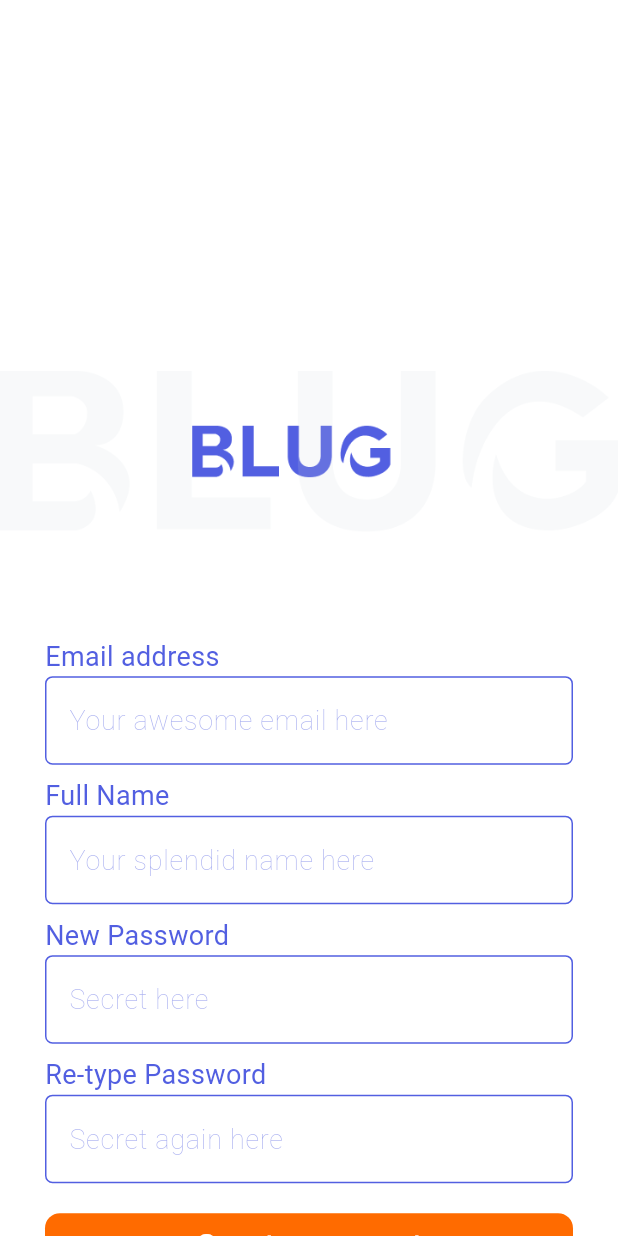
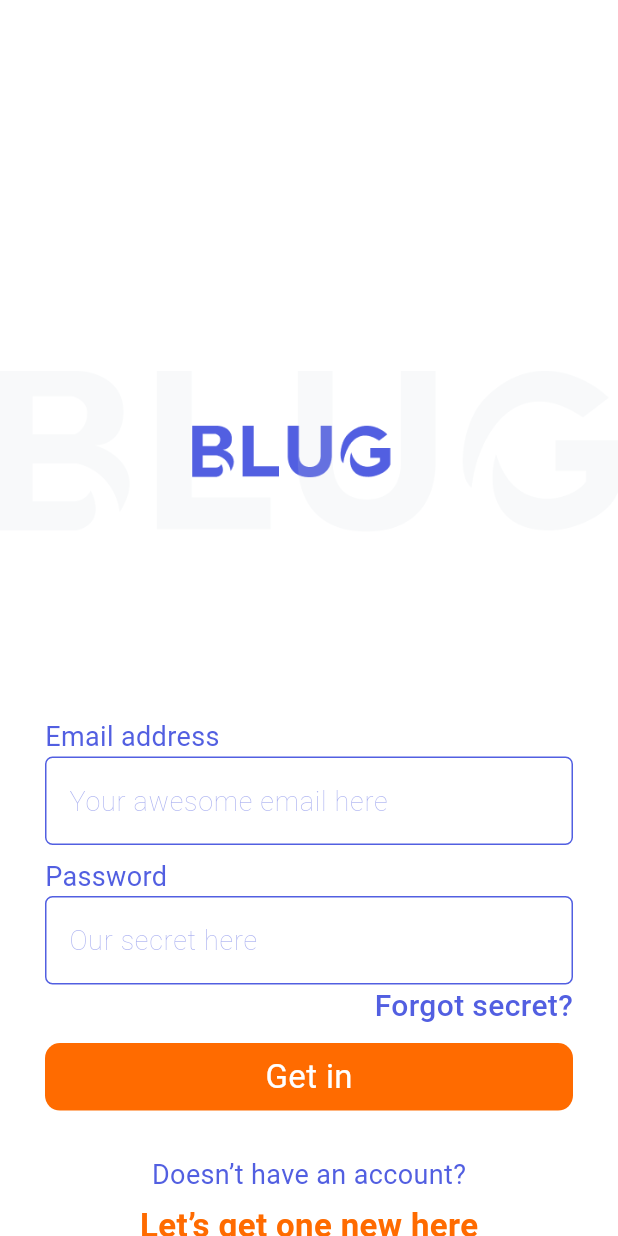
Before and after one commit to dhrisyapn/blug, a Flutter app: the screen it shows after launch, on a phone screen of 412 x 824 dp. Run offline on Flutter 3.47's test engine with Material 3 defaults, Android fonts, the light colour scheme and no system bars; Roboto replaces fonts that are missing (Alumni Sans).

Commit message:
content added to login page

```diff
--- a/lib/login.dart
+++ b/lib/login.dart
@@ -10,6 +10,168 @@ class LoginPage extends StatefulWidget {
 class _LoginPageState extends State<LoginPage> {
   @override
   Widget build(BuildContext context) {
-    return Scaffold();
+    return Scaffold(
+      body: SingleChildScrollView(
+        child: Column(
+          mainAxisAlignment: MainAxisAlignment.end,
+          children: [
+            SizedBox(
+              height: MediaQuery.of(context).size.height * 0.3,
+            ),
+            Image.asset('assets/Group 12.png'),
+            SizedBox(
+              height: MediaQuery.of(context).size.height * 0.15,
+            ),
+            Padding(
+              padding: const EdgeInsets.only(left: 30, right: 30),
+              child: Column(
+                crossAxisAlignment: CrossAxisAlignment.start,
+                children: [
+                  Text(
+                    'Email address',
+                    style: TextStyle(
+                      color: Color(0xFF525FE1),
+                      fontSize: 18,
+                      fontFamily: 'Alumni Sans',
+                      fontWeight: FontWeight.w400,
+                    ),
+                  ),
+                  TextField(
+                    decoration: InputDecoration(
+                      hintText: 'Your awesome email here',
+                      hintStyle: TextStyle(
+                          color: Color(0x7F525FE1),
+                          fontFamily: 'Alumni Sans',
+                          fontWeight: FontWeight.w100,
+                          fontSize: 18),
+                      enabledBorder: OutlineInputBorder(
+                        borderRadius: BorderRadius.circular(5),
+                        borderSide:
+                            BorderSide(width: 1, color: Color(0xFF525FE1)),
+                      ),
+                      focusedBorder: OutlineInputBorder(
+                        borderRadius: BorderRadius.circular(5),
+                        borderSide:
+                            BorderSide(width: 1, color: Color(0xFF525FE1)),
+                      ),
+                    ),
+                    style: TextStyle(
+                      color: Color(0xFF525FE1),
+                      fontSize: 17,
+                    ),
+                    cursorColor: Color(0xFF525FE1),
+                  ),
+                  SizedBox(
+                    height: 8,
+                  ),
+                  Text(
+                    'Password',
+                    style: TextStyle(
+                      color: Color(0xFF525FE1),
+                      fontSize: 18,
+                      fontFamily: 'Alumni Sans',
+                      fontWeight: FontWeight.w400,
+                    ),
+                  ),
+                  TextField(
+                    decoration: InputDecoration(
+                      hintText: 'Our secret here',
+                      hintStyle: TextStyle(
+                          color: Color(0x7F525FE1),
+                          fontFamily: 'Alumni Sans',
+                          fontWeight: FontWeight.w100,
+                          fontSize: 18),
+                      enabledBorder: OutlineInputBorder(
+                        borderRadius: BorderRadius.circular(5),
+                        borderSide:
+                            BorderSide(width: 1, color: Color(0xFF525FE1)),
+                      ),
+                      focusedBorder: OutlineInputBorder(
+                        borderRadius: BorderRadius.circular(5),
+                        borderSide:
+                            BorderSide(width: 1, color: Color(0xFF525FE1)),
+                      ),
+                    ),
+                    style: TextStyle(
+                      color: Color(0xFF525FE1),
+                      fontSize: 17,
+                    ),
+                    cursorColor: Color(0xFF525FE1),
+                  ),
+                ],
+              ),
+            ),
+            Padding(
+              padding: const EdgeInsets.only(right: 30),
+              child: Row(
+                mainAxisAlignment: MainAxisAlignment.end,
+                children: [
+                  Text(
+                    'Forgot secret?',
+                    style: TextStyle(
+                      color: Color(0xFF525FE1),
+                      fontSize: 20,
+                      fontFamily: 'Alumni Sans',
+                      fontWeight: FontWeight.w500,
+                    ),
+                  ),
+                ],
+              ),
+            ),
+            SizedBox(
+              height: 10,
+            ),
+            Padding(
+              padding: const EdgeInsets.only(left: 30, right: 30),
+              child: Container(
+                width: double.infinity,
+                height: 45,
+                decoration: ShapeDecoration(
+                  color: Color(0xFFFF6B00),
+                  shape: RoundedRectangleBorder(
+                    borderRadius: BorderRadius.circular(10),
+                  ),
+                ),
+                child: Center(
+                  child: Text(
+                    'Get in',
+                    style: TextStyle(
+                      color: Colors.white,
+                      fontSize: 22,
+                      fontFamily: 'Alumni Sans',
+                      fontWeight: FontWeight.w400,
+                    ),
+                  ),
+                ),
+              ),
+            ),
+            SizedBox(
+              height: 30,
+            ),
+            Text(
+              'Doesn’t have an account?',
+              style: TextStyle(
+                color: Color(0xFF525FE1),
+                fontSize: 18,
+                fontFamily: 'Alumni Sans',
+                fontWeight: FontWeight.w400,
+              ),
+            ),
+            SizedBox(
+              height: 5,
+            ),
+            Text(
+              'Let’s get one new here',
+              style: TextStyle(
+                color: Color(0xFFFF6B00),
+                fontSize: 22,
+                fontFamily: 'Alumni Sans',
+                fontWeight: FontWeight.w700,
+              ),
+            )
+          ],
+        ),
+      ),
+    );
   }
 }
--- a/lib/main.dart
+++ b/lib/main.dart
@@ -1,3 +1,4 @@
+import 'package:blug/login.dart';
 import 'package:blug/signup.dart';
 import 'package:blug/splash.dart';
 import 'package:flutter/material.dart';
@@ -19,6 +20,6 @@ class MyApp extends StatelessWidget {
           scaffoldBackgroundColor: Colors.white,
           useMaterial3: true,
         ),
-        home: SignUpPage());
+        home: LoginPage());
   }
 }
```
